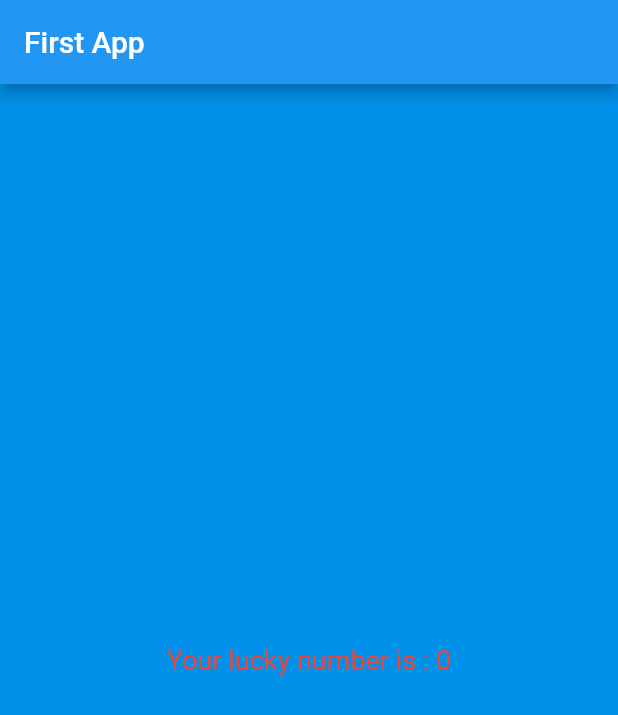
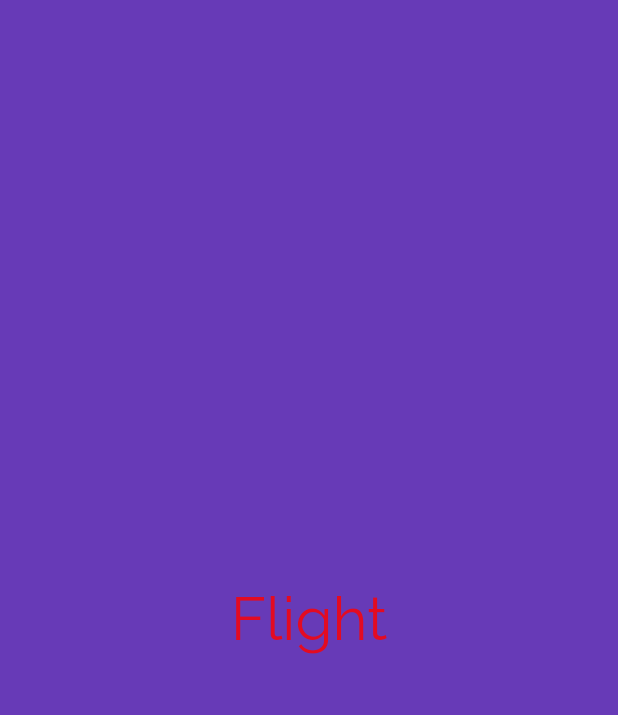
Before and after one commit to utshab-roy/flutter-ninja, a Flutter app: the screen it shows after launch, on a phone screen of 412 x 824 dp. Shown: the top 715 px of the screen. Run offline on Flutter 3.47's test engine with Material 2 defaults, Android fonts, the phone set to English and light mode, and no system bars.

Commit message:
custom font add in the project

```diff
--- /dev/null
+++ b/lib/app_screens/home.dart
@@ -0,0 +1,21 @@
+import 'package:flutter/material.dart';
+
+class Home extends StatelessWidget {
+  @override
+  Widget build(BuildContext context) {
+    return Container(
+      alignment: Alignment.center,
+      color: Colors.deepPurple,
+      child: Text(
+        "Flight",
+        textDirection: TextDirection.ltr,
+        style: TextStyle(
+          decoration: TextDecoration.none,
+          fontSize: 40.0,
+          fontFamily: 'Raleway',
+          fontWeight: FontWeight.w300,
+        ),
+      ),
+    );
+  }
+}
--- a/lib/main.dart
+++ b/lib/main.dart
@@ -1,11 +1,7 @@
 import 'package:flutter/material.dart';
-import 'package:flutter_ninja/app_screens/first_screen.dart';
+import 'package:flutter_ninja/app_screens/home.dart';
 
-void main() => runApp(MyFlutterApp());
-
-class MyFlutterApp extends StatelessWidget {
-  @override
-  Widget build(BuildContext context) {
-    return FirstScreen();
-  }
-}
+void main() => runApp(MaterialApp(
+  title: "Exploring UI Widget",
+  home: Home(),
+));
```
Also changed, not shown: pubspec.yaml (+8 -0 lines), fonts/Raleway-Bold.ttf (added), fonts/Raleway-LightItalic.ttf (added), fonts/Raleway-Regular.ttf (added), pubspec.lock.
